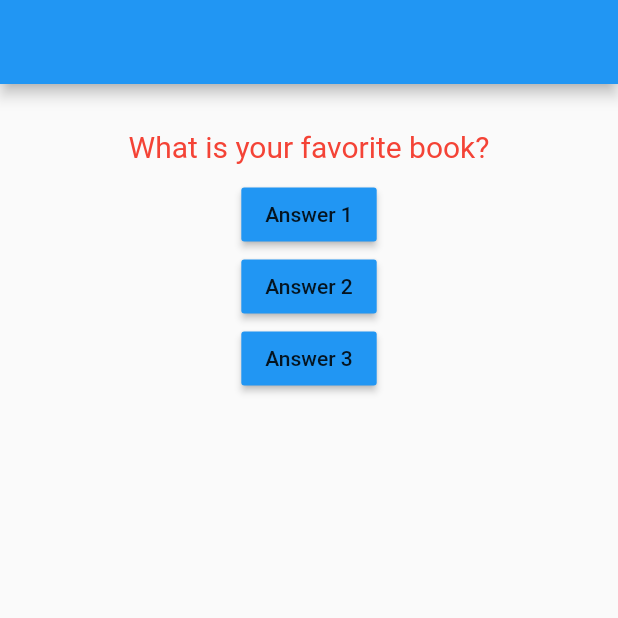
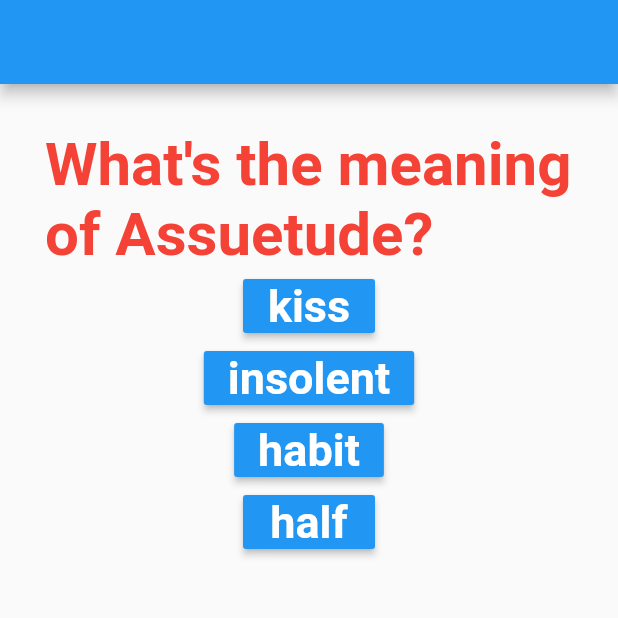
Before and after one commit to sanjibsinha/mapping_list, a Flutter app: the screen it shows after launch, on a phone screen of 412 x 824 dp, the top half of it. Run offline on Flutter 3.47's test engine with Material 2 defaults, Android fonts, the phone set to English and light mode, and no system bars.

Commit message:
second commit

```diff
--- a/lib/answers.dart
+++ b/lib/answers.dart
@@ -7,7 +7,14 @@ class Answers extends StatelessWidget {
   @override
   Widget build(BuildContext context) {
     return RaisedButton(
-      child: Text(yourAnswer),
+      child: Text(
+        yourAnswer,
+        style: TextStyle(
+          color: Colors.white,
+          fontSize: 30,
+          fontWeight: FontWeight.bold,
+        ),
+      ),
       color: Colors.blue,
       onPressed: answerQuestion,
     );
--- a/lib/main.dart
+++ b/lib/main.dart
@@ -29,14 +29,24 @@ class _FirstPageState extends State<FirstPage> {
     setState(() {
       _questionIndex = _questionIndex + 1;
     });
-    if (_questionIndex > 1) {
+    if (_questionIndex > 2) {
       _questionIndex = 0;
     }
   }
 
   var _questions = [
-    'What is your favorite book?',
-    'Who is your favorite author?',
+    {
+      'questionText': 'What\'s the meaning of Assuetude?',
+      'answers': ['kiss', 'insolent', 'habit', 'half'],
+    },
+    {
+      'questionText': 'What\'s the meaning of Disingenuous?',
+      'answers': ['guilty', 'jovial', 'jocular', 'insincere'],
+    },
+    {
+      'questionText': 'What\'s the meaning of Afflatus?',
+      'answers': ['ghost', 'inspiration', 'lifeless', 'greedy'],
+    },
   ];
 
   @override
@@ -54,13 +64,13 @@ class _FirstPageState extends State<FirstPage> {
         child: Center(
           child: Column(
             children: [
-              Questions(_questions[_questionIndex]),
-              SizedBox(
-                height: 10,
+              Questions(
+                _questions[_questionIndex]['questionText'],
               ),
-              Answers('Answer 1', _answerQuestion),
-              Answers('Answer 2', _answerQuestion),
-              Answers('Answer 3', _answerQuestion),
+              ...(_questions[_questionIndex]['answers'] as List<String>)
+                  .map((answer) {
+                return Answers(answer, _answerQuestion);
+              }).toList()
             ],
           ),
         ),
--- a/lib/questions.dart
+++ b/lib/questions.dart
@@ -9,7 +9,8 @@ class Questions extends StatelessWidget {
       handler,
       style: TextStyle(
         color: Colors.red,
-        fontSize: 20,
+        fontSize: 40,
+        fontWeight: FontWeight.bold,
       ),
     );
   }
```
Also changed, not shown: 1 other file.
